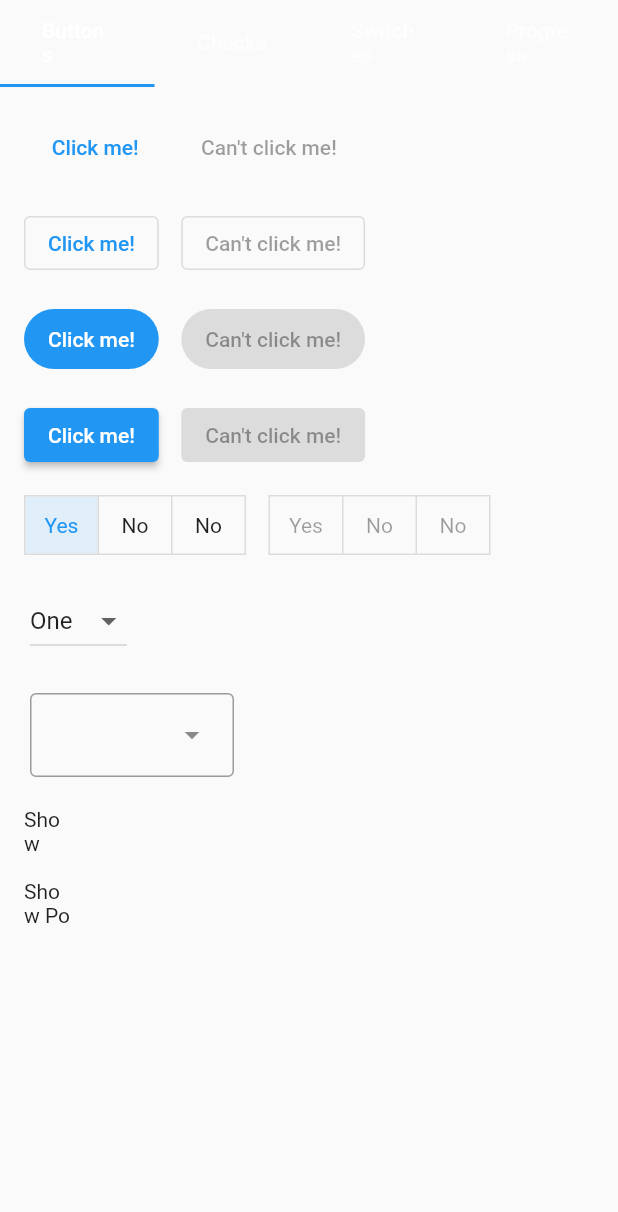
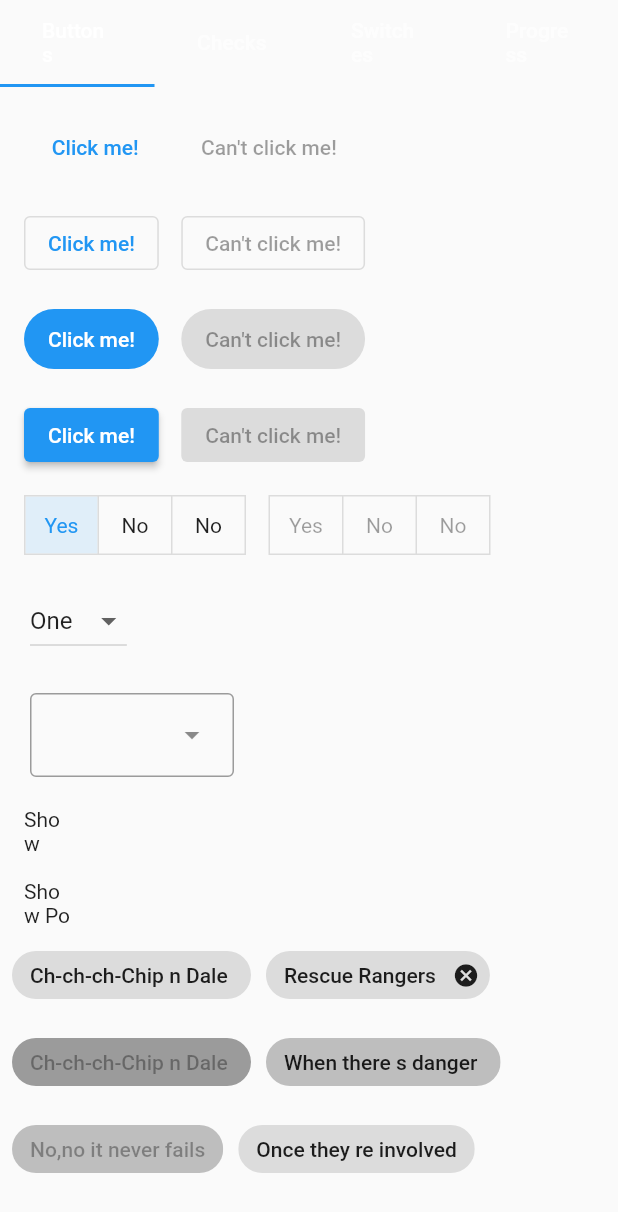
Before and after one commit to ubuntu/archive_yaru.dart, a Flutter app: the ControlsView widget shown alone on an empty page, opened directly, on a phone screen of 412 x 824 dp. Shown: the top 1212 px of the screen. Run offline on Flutter 3.47's test engine with Material 2 defaults, Android fonts, the phone set to English and light mode, and no system bars; our stand-ins replace platform; missing offline and left inert: gtk, yaru_colors; statements that could not run were skipped; project files that could hold a hidden picture were left out.

Commit message:
Fix secondary containers and chips

```diff
--- a/example/lib/view/controls_view.dart
+++ b/example/lib/view/controls_view.dart
@@ -229,6 +229,58 @@ class _ControlsViewState extends State<ControlsView>
                           },
                         ),
                       ],
+                    ),
+                    Row(
+                      children: [
+                        const Chip(label: Text('Ch-ch-ch-Chip n Dale ')),
+                        const SizedBox(
+                          width: 10,
+                        ),
+                        Chip(
+                          label: const Text('Rescue Rangers'),
+                          onDeleted: () {},
+                        ),
+                      ],
+                    ),
+                    const SizedBox(
+                      height: 10,
+                    ),
+                    Row(
+                      children: [
+                        const ChoiceChip(
+                          label: Text('Ch-ch-ch-Chip n Dale '),
+                          selected: false,
+                          onSelected: null,
+                        ),
+                        const SizedBox(
+                          width: 10,
+                        ),
+                        ChoiceChip(
+                          label: const Text('When there s danger '),
+                          selected: true,
+                          onSelected: (value) {},
+                        )
+                      ],
+                    ),
+                    const SizedBox(
+                      height: 10,
+                    ),
+                    Row(
+                      children: [
+                        const ChoiceChip(
+                          label: Text('No,no it never fails'),
+                          selected: true,
+                          onSelected: null,
+                        ),
+                        const SizedBox(
+                          width: 10,
+                        ),
+                        ChoiceChip(
+                          label: const Text('Once they re involved'),
+                          selected: false,
+                          onSelected: (value) {},
+                        )
+                      ],
                     )
                   ],
                 ),
--- a/lib/src/themes/high_contrast.dart
+++ b/lib/src/themes/high_contrast.dart
@@ -7,5 +7,6 @@ final yaruHighContrastLight = createYaruLightTheme(
 
 final yaruHighContrastDark = createYaruDarkTheme(
   primaryColor: Colors.white,
-  highcontrast: true,
+  highContrast: true,
+  elevatedButtonTextColor: Colors.black,
 );
```
Also changed, not shown: lib/src/themes/common_themes.dart (+28 -18 lines).
